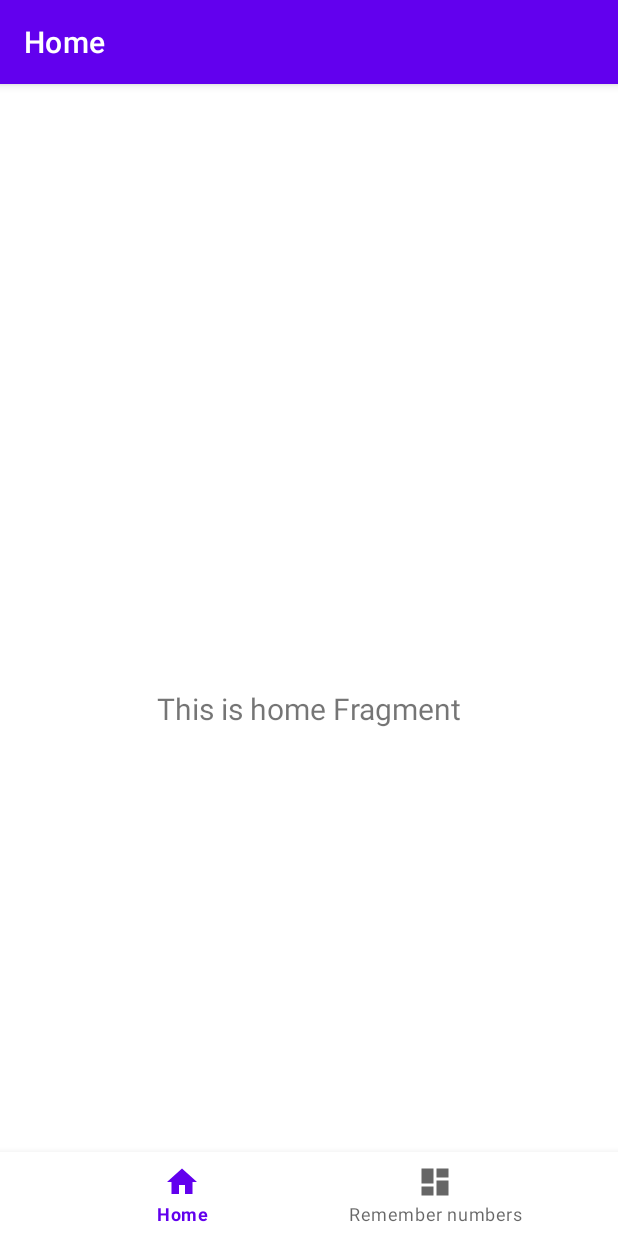
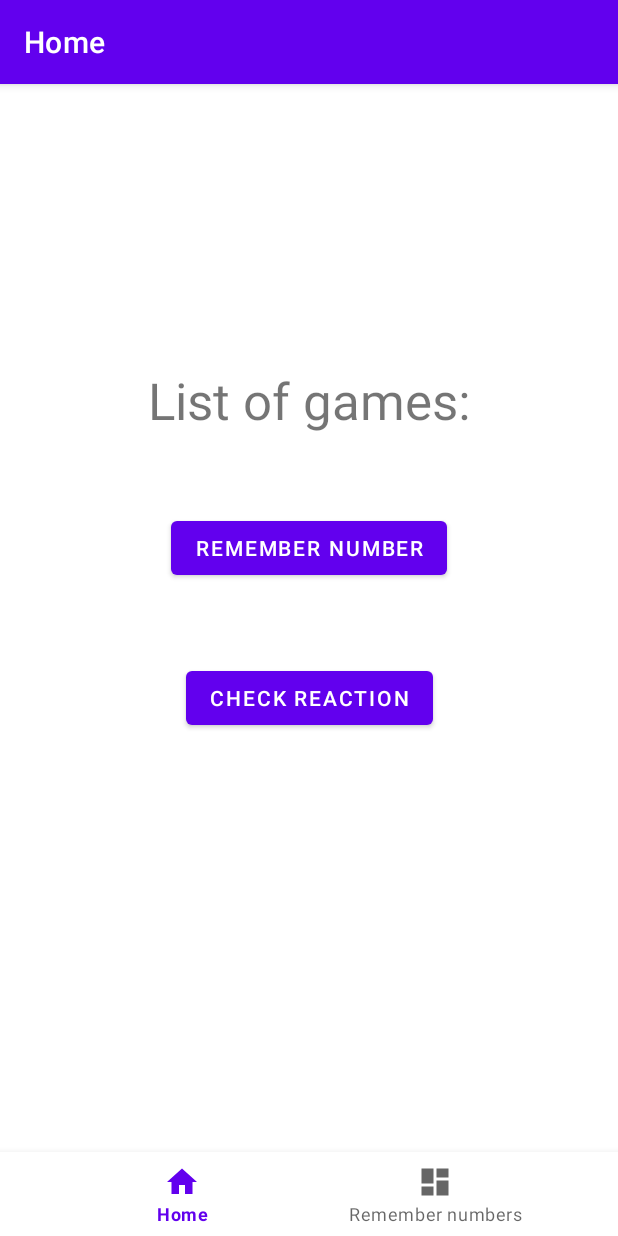
Before and after one commit to dmitryweiner/brain-train, an Android app: the screen it shows after launch (MainActivity), on a phone screen of 412 x 824 dp. Run offline under Robolectric (Android 15) with nearby library versions, the phone set to English and light mode, and no system bars; our stand-ins replace navigation-ui.

Commit message:
Remove unused files, add navigation buttons

```diff
--- a/app/src/main/java/com/dmitryweiner/braintrain/ui/home/HomeFragment.kt
+++ b/app/src/main/java/com/dmitryweiner/braintrain/ui/home/HomeFragment.kt
@@ -4,9 +4,11 @@ import android.os.Bundle
 import android.view.LayoutInflater
 import android.view.View
 import android.view.ViewGroup
-import android.widget.TextView
+import android.widget.Toast
 import androidx.fragment.app.Fragment
-import androidx.lifecycle.ViewModelProvider
+import androidx.navigation.findNavController
+import androidx.navigation.fragment.findNavController
+import com.dmitryweiner.braintrain.R
 import com.dmitryweiner.braintrain.databinding.FragmentHomeBinding
 
 class HomeFragment : Fragment() {
@@ -22,15 +24,15 @@ class HomeFragment : Fragment() {
         container: ViewGroup?,
         savedInstanceState: Bundle?
     ): View {
-        val homeViewModel =
-            ViewModelProvider(this).get(HomeViewModel::class.java)
-
         _binding = FragmentHomeBinding.inflate(inflater, container, false)
         val root: View = binding.root
 
-        val textView: TextView = binding.textHome
-        homeViewModel.text.observe(viewLifecycleOwner) {
-            textView.text = it
+        binding.buttonRemember.setOnClickListener {
+            findNavController().navigate(R.id.navigation_remember_numbers)
+        }
+
+        binding.buttonReaction.setOnClickListener {
+            // not implemented yet
         }
         return root
     }
--- a/app/src/main/java/com/dmitryweiner/braintrain/ui/home/HomeViewModel.kt
+++ /dev/null
@@ -1,13 +0,0 @@
-package com.dmitryweiner.braintrain.ui.home
-
-import androidx.lifecycle.LiveData
-import androidx.lifecycle.MutableLiveData
-import androidx.lifecycle.ViewModel
-
-class HomeViewModel : ViewModel() {
-
-    private val _text = MutableLiveData<String>().apply {
-        value = "This is home Fragment"
-    }
-    val text: LiveData<String> = _text
-}
--- a/app/src/main/java/com/dmitryweiner/braintrain/ui/rememberNumber/RememberNumberFragment.kt
+++ b/app/src/main/java/com/dmitryweiner/braintrain/ui/rememberNumber/RememberNumberFragment.kt
@@ -7,9 +7,7 @@ import android.view.ViewGroup
 import android.widget.TextView
 import androidx.fragment.app.Fragment
 import androidx.lifecycle.ViewModelProvider
-import com.dmitryweiner.braintrain.databinding.FragmentNotificationsBinding
 import com.dmitryweiner.braintrain.databinding.FragmentRememberNumbersBinding
-import com.dmitryweiner.braintrain.ui.notifications.NotificationsViewModel
 
 class RememberNumberFragment : Fragment() {
     private var _binding: FragmentRememberNumbersBinding? = null
--- a/app/src/main/res/layout/fragment_home.xml
+++ b/app/src/main/res/layout/fragment_home.xml
@@ -10,13 +10,32 @@
         android:id="@+id/text_home"
         android:layout_width="match_parent"
         android:layout_height="wrap_content"
-        android:layout_marginStart="8dp"
-        android:layout_marginTop="8dp"
-        android:layout_marginEnd="8dp"
+        android:layout_marginTop="132dp"
         android:textAlignment="center"
-        android:textSize="20sp"
-        app:layout_constraintBottom_toBottomOf="parent"
+        android:textSize="34sp"
+        app:layout_constraintTop_toTopOf="parent"
+        tools:layout_editor_absoluteX="16dp"
+        android:text="List of games:" />
+
+    <Button
+        android:id="@+id/buttonRemember"
+        android:layout_width="wrap_content"
+        android:layout_height="wrap_content"
+        android:layout_marginTop="52dp"
+        android:text="Remember number"
         app:layout_constraintEnd_toEndOf="parent"
+        app:layout_constraintHorizontal_bias="0.5"
         app:layout_constraintStart_toStartOf="parent"
-        app:layout_constraintTop_toTopOf="parent" />
+        app:layout_constraintTop_toBottomOf="@+id/text_home" />
+
+    <Button
+        android:id="@+id/buttonReaction"
+        android:layout_width="wrap_content"
+        android:layout_height="wrap_content"
+        android:layout_marginTop="52dp"
+        android:text="Check reaction"
+        app:layout_constraintEnd_toEndOf="parent"
+        app:layout_constraintHorizontal_bias="0.5"
+        app:layout_constraintStart_toStartOf="parent"
+        app:layout_constraintTop_toBottomOf="@+id/buttonRemember" />
 </androidx.constraintlayout.widget.ConstraintLayout>
```
Also changed, not shown: app/src/main/java/com/dmitryweiner/braintrain/ui/dashboard/DashboardFragment.kt (deleted, +0 -42 lines), app/src/main/java/com/dmitryweiner/braintrain/ui/dashboard/DashboardViewModel.kt (deleted, +0 -13 lines), app/src/main/java/com/dmitryweiner/braintrain/ui/notifications/NotificationsFragment.kt (deleted, +0 -42 lines), app/src/main/java/com/dmitryweiner/braintrain/ui/notifications/NotificationsViewModel.kt (deleted, +0 -13 lines), app/src/main/res/layout/fragment_dashboard.xml (deleted, +0 -22 lines), app/src/main/res/layout/fragment_notifications.xml (deleted, +0 -22 lines).
